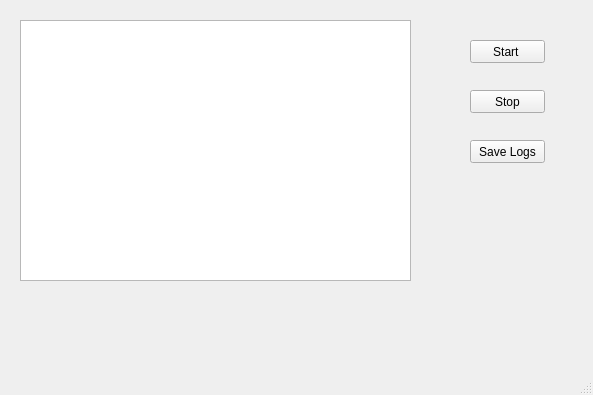
First picture: the form in PyQtDesigner/Watcher/WatcherUI.ui, repository NishantGhanate/PythonScripts, before the edit.
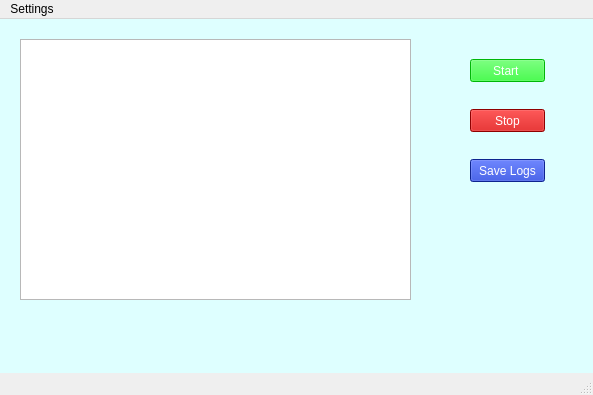
Second picture: the form after the edit.

Commit message: PyQt UI Design css added

The edit to the form file:
```diff
--- a/PyQtDesigner/Watcher/WatcherUI.ui
+++ b/PyQtDesigner/Watcher/WatcherUI.ui
@@ -13,6 +13,43 @@
   <property name="windowTitle">
    <string>MainWindow</string>
   </property>
+  <property name="styleSheet">
+   <string notr="true">QWidget#centralwidget
+{
+	background-color:rgb(222,255,255);
+	
+}
+
+QPushButton#startButton
+{
+	background-color:rgb(0,255,10);
+	color:rgb(255,255,255);
+	
+ }
+
+QPushButton#stopButton
+{
+	background-color:rgb(200,0,0);
+	color:rgb(255,255,255);
+	
+ }
+
+QPushButton#saveLogsButton
+{
+	background-color:rgb(20,50,200);	
+	color:rgb(255,255,255);
+	
+ }
+
+
+
+
+
+
+
+	
+</string>
+  </property>
   <widget class="QWidget" name="centralwidget">
    <widget class="QPushButton" name="startButton">
     <property name="geometry">
@@ -79,6 +116,14 @@
      <height>21</height>
     </rect>
    </property>
+   <widget class="QMenu" name="menuSettings">
+    <property name="title">
+     <string>Settings</string>
+    </property>
+    <addaction name="actionManage_Users"/>
+    <addaction name="separator"/>
+   </widget>
+   <addaction name="menuSettings"/>
   </widget>
   <widget class="QStatusBar" name="statusbar"/>
  </widget>
```
Left out of the diff: 5 changed lines with no effect on the pictures. The commit also changes 5 other files.
